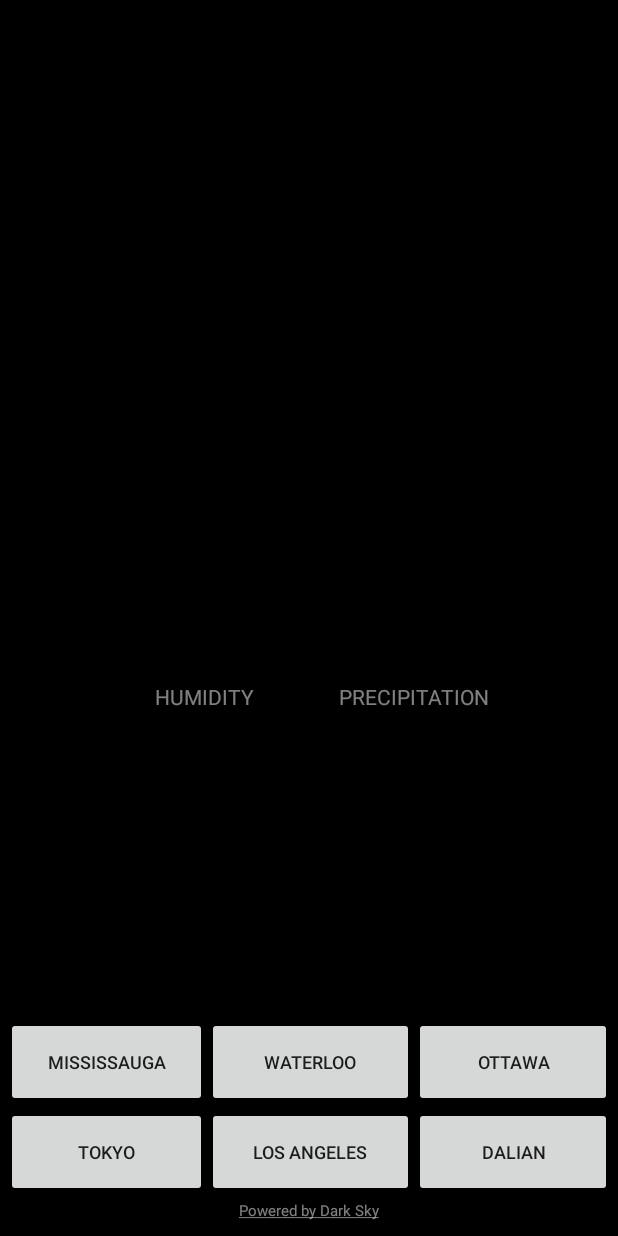
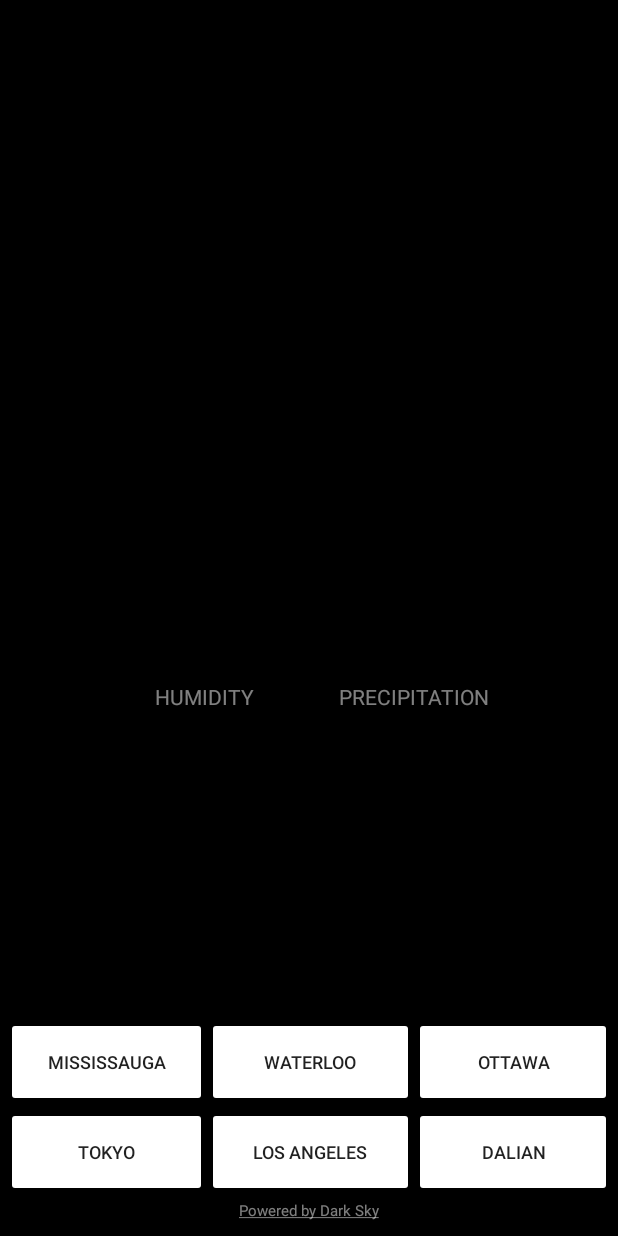
Before and after one commit to daniel-sm-yu/Stormy, an Android app: the screen it shows after launch (MainActivity), on a phone screen of 412 x 824 dp. Run offline under Robolectric (Android 15) with nearby library versions, the phone set to English and light mode, and no system bars; our stand-ins replace data binding; 2 statements that could not run were skipped.

Commit message:
changed button tint and tokyo and dalian summary to currently summary

```diff
--- a/app/src/main/res/layout/activity_main.xml
+++ b/app/src/main/res/layout/activity_main.xml
@@ -133,11 +133,11 @@
 
         <TextView
             android:id="@+id/summaryValue"
-            android:layout_width="wrap_content"
+            android:layout_width="0dp"
             android:layout_height="wrap_content"
-            android:layout_marginStart="75dp"
+            android:layout_marginStart="32dp"
             android:layout_marginTop="8dp"
-            android:layout_marginEnd="75dp"
+            android:layout_marginEnd="32dp"
             android:layout_marginBottom="8dp"
             android:gravity="center"
             android:text="@{weather.summary, default=`Stormy`}"
@@ -197,6 +197,7 @@
             android:layout_marginEnd="4dp"
             android:onClick="ottawa"
             android:text="Ottawa"
+            android:textColorLink="@android:color/white"
             android:theme="@style/ButtonTheme"
             app:layout_constraintBottom_toTopOf="@+id/dalianButton"
             app:layout_constraintEnd_toEndOf="parent"
--- a/app/src/main/res/values/colors.xml
+++ b/app/src/main/res/values/colors.xml
@@ -5,5 +5,4 @@
     <color name="clear">#FAA523</color>
     <color name="night">#B9000000</color>
     <color name="black">#000000</color>
-
 </resources>
--- a/app/src/main/res/values/styles.xml
+++ b/app/src/main/res/values/styles.xml
@@ -1,4 +1,4 @@
-<resources>
+<resources xmlns:tools="http://schemas.android.com/tools">
 
     <!-- Base application theme. -->
     <style name="AppTheme" parent="Theme.AppCompat.Light.NoActionBar">
@@ -8,6 +8,7 @@
 
     <style name="ButtonTheme">
         <item name="android:textSize">12sp</item>
+        <item name="android:backgroundTint" tools:targetApi="lollipop">#FFFFFF</item>
     </style>
 
 </resources>
```
Also changed, not shown: app/src/main/java/com/dsyu/stormy/MainActivity.java (+2 -5 lines).
